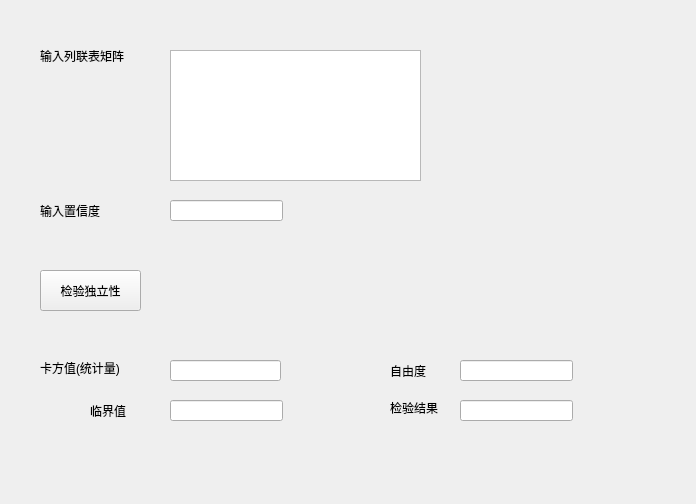
chenxindaaa/MathematicalStatistics, file dulixingjianyan.ui: the form before one commit.
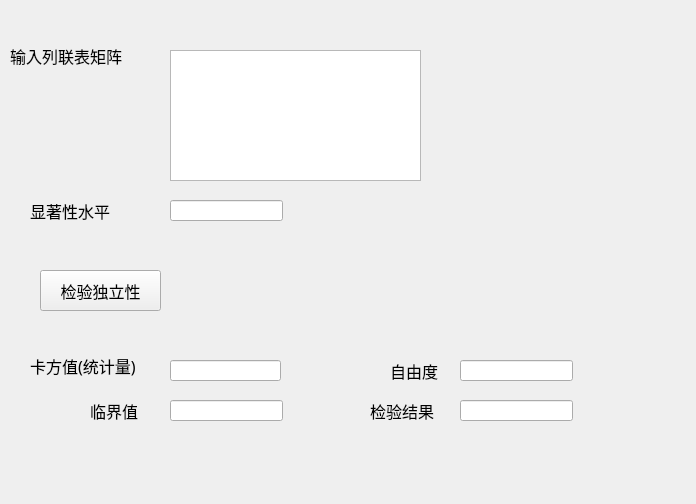
The form after the commit.

Patch:
```diff
--- a/dulixingjianyan.ui
+++ b/dulixingjianyan.ui
@@ -16,12 +16,18 @@
   <widget class="QLabel" name="label">
    <property name="geometry">
     <rect>
-     <x>40</x>
+     <x>10</x>
      <y>40</y>
-     <width>111</width>
+     <width>151</width>
      <height>31</height>
     </rect>
    </property>
+   <property name="font">
+    <font>
+     <family>Agency FB</family>
+     <pointsize>12</pointsize>
+    </font>
+   </property>
    <property name="text">
     <string>输入列联表矩阵</string>
    </property>
@@ -39,14 +45,20 @@
   <widget class="QLabel" name="label_2">
    <property name="geometry">
     <rect>
-     <x>40</x>
+     <x>30</x>
      <y>200</y>
-     <width>81</width>
+     <width>111</width>
      <height>21</height>
     </rect>
    </property>
+   <property name="font">
+    <font>
+     <family>Agency FB</family>
+     <pointsize>12</pointsize>
+    </font>
+   </property>
    <property name="text">
-    <string>输入置信度</string>
+    <string>显著性水平</string>
    </property>
   </widget>
   <widget class="QLineEdit" name="lineEdit">
@@ -62,12 +74,18 @@
   <widget class="QLabel" name="label_3">
    <property name="geometry">
     <rect>
-     <x>40</x>
-     <y>360</y>
-     <width>111</width>
-     <height>16</height>
+     <x>30</x>
+     <y>350</y>
+     <width>141</width>
+     <height>31</height>
     </rect>
    </property>
+   <property name="font">
+    <font>
+     <family>Agency FB</family>
+     <pointsize>12</pointsize>
+    </font>
+   </property>
    <property name="text">
     <string>卡方值(统计量)</string>
    </property>
@@ -100,6 +118,12 @@
      <height>21</height>
     </rect>
    </property>
+   <property name="font">
+    <font>
+     <family>Agency FB</family>
+     <pointsize>12</pointsize>
+    </font>
+   </property>
    <property name="text">
     <string>临界值</string>
    </property>
@@ -126,6 +150,12 @@
      <height>21</height>
     </rect>
    </property>
+   <property name="font">
+    <font>
+     <family>Agency FB</family>
+     <pointsize>12</pointsize>
+    </font>
+   </property>
    <property name="text">
     <string>自由度</string>
    </property>
@@ -146,12 +176,18 @@
   <widget class="QLabel" name="label_7">
    <property name="geometry">
     <rect>
-     <x>390</x>
+     <x>370</x>
      <y>400</y>
-     <width>72</width>
-     <height>16</height>
+     <width>81</width>
+     <height>21</height>
     </rect>
    </property>
+   <property name="font">
+    <font>
+     <family>Agency FB</family>
+     <pointsize>12</pointsize>
+    </font>
+   </property>
    <property name="text">
     <string>检验结果</string>
    </property>
@@ -174,10 +210,16 @@
     <rect>
      <x>40</x>
      <y>270</y>
-     <width>101</width>
+     <width>121</width>
      <height>41</height>
     </rect>
    </property>
+   <property name="font">
+    <font>
+     <family>Agency FB</family>
+     <pointsize>12</pointsize>
+    </font>
+   </property>
    <property name="text">
     <string>检验独立性</string>
    </property>
```
